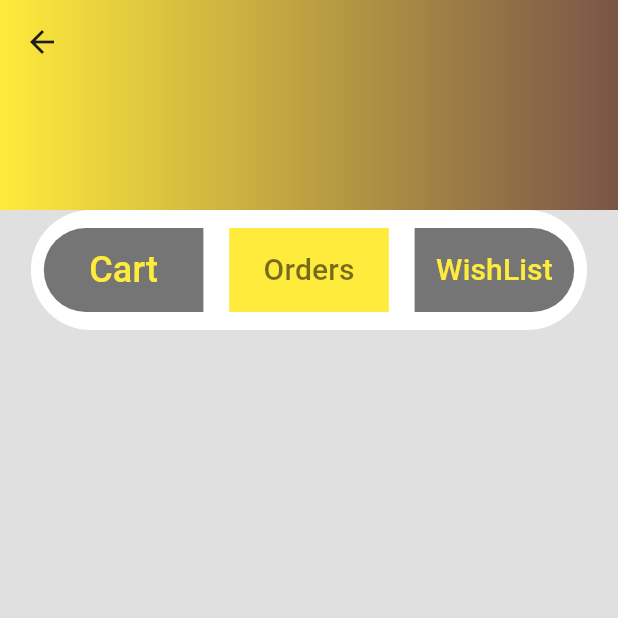
After one commit to eduardolluis/multi-store-app, a Flutter app: the ProfileScreen screen opened directly, on a phone screen of 412 x 824 dp, the top half of it. The commit adds this screen. Run offline on Flutter 3.47's test engine with Material 3 defaults, Android fonts, the phone set to English and light mode, and no system bars.

Commit message:
customer profile screen #1

```diff
--- a/lib/main_screens/customer_home.dart
+++ b/lib/main_screens/customer_home.dart
@@ -2,6 +2,7 @@ import 'package:flutter/material.dart';
 import 'package:multi_store_app/main_screens/cart.dart';
 import 'package:multi_store_app/main_screens/category.dart';
 import 'package:multi_store_app/main_screens/home.dart';
+import 'package:multi_store_app/main_screens/profile.dart';
 import 'package:multi_store_app/main_screens/stores.dart';
 
 class CustomerHomeScreen extends StatefulWidget {
@@ -18,7 +19,7 @@ class _CustomerHomeScreenState extends State<CustomerHomeScreen> {
     CategoryScreen(),
     StoresScreen(),
     CartScreen(),
-    Center(child: Text('profile screen')),
+    ProfileScreen(),
   ];
   @override
   Widget build(BuildContext context) {
--- /dev/null
+++ b/lib/main_screens/profile.dart
@@ -0,0 +1,137 @@
+import 'package:flutter/material.dart';
+
+class ProfileScreen extends StatefulWidget {
+  const ProfileScreen({super.key});
+
+  @override
+  State<ProfileScreen> createState() => _ProfileScreenState();
+}
+
+class _ProfileScreenState extends State<ProfileScreen> {
+  @override
+  Widget build(BuildContext context) {
+    return Scaffold(
+      backgroundColor: Colors.grey[300],
+      body: CustomScrollView(
+        slivers: [
+          SliverAppBar(
+            centerTitle: true,
+            elevation: 0,
+            backgroundColor: Colors.white,
+            expandedHeight: 140,
+            flexibleSpace: LayoutBuilder(
+              builder: (context, constraints) {
+                return FlexibleSpaceBar(
+                  title: AnimatedOpacity(
+                    duration: const Duration(milliseconds: 200),
+                    opacity: constraints.biggest.height <= 120 ? 1 : 0,
+                    child: const Text(
+                      "Account",
+                      style: TextStyle(color: Colors.black),
+                    ),
+                  ),
+                  background: Container(
+                    decoration: const BoxDecoration(
+                      gradient: LinearGradient(
+                        colors: [Colors.yellow, Colors.brown],
+                      ),
+                    ),
+                  ),
+                );
+              },
+            ),
+          ),
+          SliverToBoxAdapter(
+            child: Column(
+              children: [
+                Container(
+                  height: 80,
+                  width: MediaQuery.of(context).size.width * 0.9,
+                  decoration: BoxDecoration(
+                    color: Colors.white,
+                    borderRadius: BorderRadius.circular(50),
+                  ),
+                  child: Row(
+                    mainAxisAlignment: MainAxisAlignment.spaceAround,
+                    children: [
+                      Container(
+                        decoration: const BoxDecoration(
+                          color: Colors.black54,
+                          borderRadius: BorderRadius.only(
+                            topLeft: Radius.circular(30),
+                            bottomLeft: Radius.circular(30),
+                          ),
+                        ),
+                        child: TextButton(
+                          onPressed: () {},
+                          child: SizedBox(
+                            height: 40,
+                            width: MediaQuery.of(context).size.width * 0.2,
+                            child: const Center(
+                              child: Text(
+                                'Cart',
+                                style: TextStyle(
+                                  color: Colors.yellow,
+                                  fontSize: 24,
+                                ),
+                              ),
+                            ),
+                          ),
+                        ),
+                      ),
+                      Container(
+                        color: Colors.yellow,
+
+                        child: TextButton(
+                          onPressed: () {},
+                          child: SizedBox(
+                            height: 40,
+                            width: MediaQuery.of(context).size.width * 0.2,
+                            child: const Center(
+                              child: Text(
+                                'Orders',
+                                style: TextStyle(
+                                  color: Colors.black54,
+                                  fontSize: 20,
+                                ),
+                              ),
+                            ),
+                          ),
+                        ),
+                      ),
+                      Container(
+                        decoration: const BoxDecoration(
+                          color: Colors.black54,
+                          borderRadius: BorderRadius.only(
+                            topRight: Radius.circular(30),
+                            bottomRight: Radius.circular(30),
+                          ),
+                        ),
+                        child: TextButton(
+                          onPressed: () {},
+                          child: SizedBox(
+                            height: 40,
+                            width: MediaQuery.of(context).size.width * 0.2,
+                            child: const Center(
+                              child: Text(
+                                'WishList',
+                                style: TextStyle(
+                                  color: Colors.yellow,
+                                  fontSize: 20,
+                                ),
+                              ),
+                            ),
+                          ),
+                        ),
+                      ),
+                    ],
+                  ),
+                ),
+              ],
+            ),
+          ),
+        ],
+      ),
+    );
+  }
+}
--- a/lib/minor_screens/subcateg_products.dart
+++ b/lib/minor_screens/subcateg_products.dart
@@ -1,4 +1,5 @@
 import 'package:flutter/material.dart';
+import 'package:multi_store_app/widgets/appbar_widgets.dart';
 
 class SubcategProducts extends StatelessWidget {
   final String maincategoryName;
@@ -16,34 +17,10 @@ class SubcategProducts extends StatelessWidget {
         centerTitle: true,
         elevation: 0,
         backgroundColor: Colors.white,
-        leading: IconButton(
-          onPressed: () {
-            Navigator.pop(context);
-          },
-          icon: const Icon(Icons.arrow_back_ios_new, color: Colors.black),
-        ),
+        leading: const AppbarBackButton(),
         title: AppbarTitle(title: subcategoryName),
       ),
       body: Center(child: Text(maincategoryName)),
     );
   }
 }
-
-class AppbarTitle extends StatelessWidget {
-  const AppbarTitle({super.key, required this.title});
-
-  final String title;
-
-  @override
-  Widget build(BuildContext context) {
-    return Text(
-      title,
-      style: const TextStyle(
-        color: Colors.black,
-        fontFamily: 'Acme',
-        fontSize: 28,
-        letterSpacing: 1.5,
-      ),
-    );
-  }
-}
```
